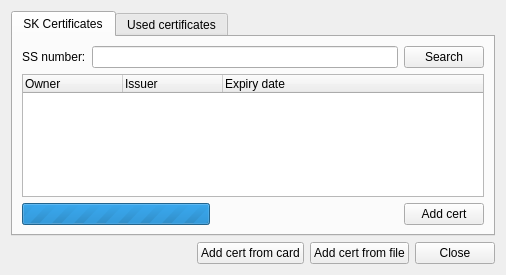
First picture: the form in qdigidoccrypto/trunk/src/ui/KeyAddDialog.ui, repository tixsys/esteid, before the edit.
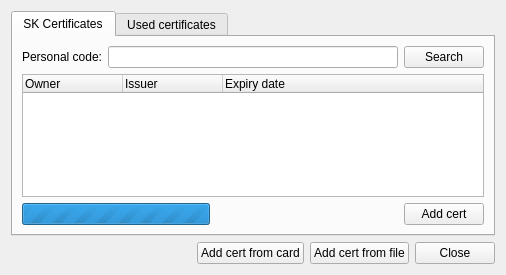
Second picture: the form after the edit.

Patch:
```diff
--- a/qdigidoccrypto/trunk/src/ui/KeyAddDialog.ui
+++ b/qdigidoccrypto/trunk/src/ui/KeyAddDialog.ui
@@ -29,7 +29,7 @@
          <item>
           <widget class="QLabel" name="sscodeLabel">
            <property name="text">
-            <string>SS number:</string>
+            <string>Personal code:</string>
            </property>
           </widget>
          </item>
```
